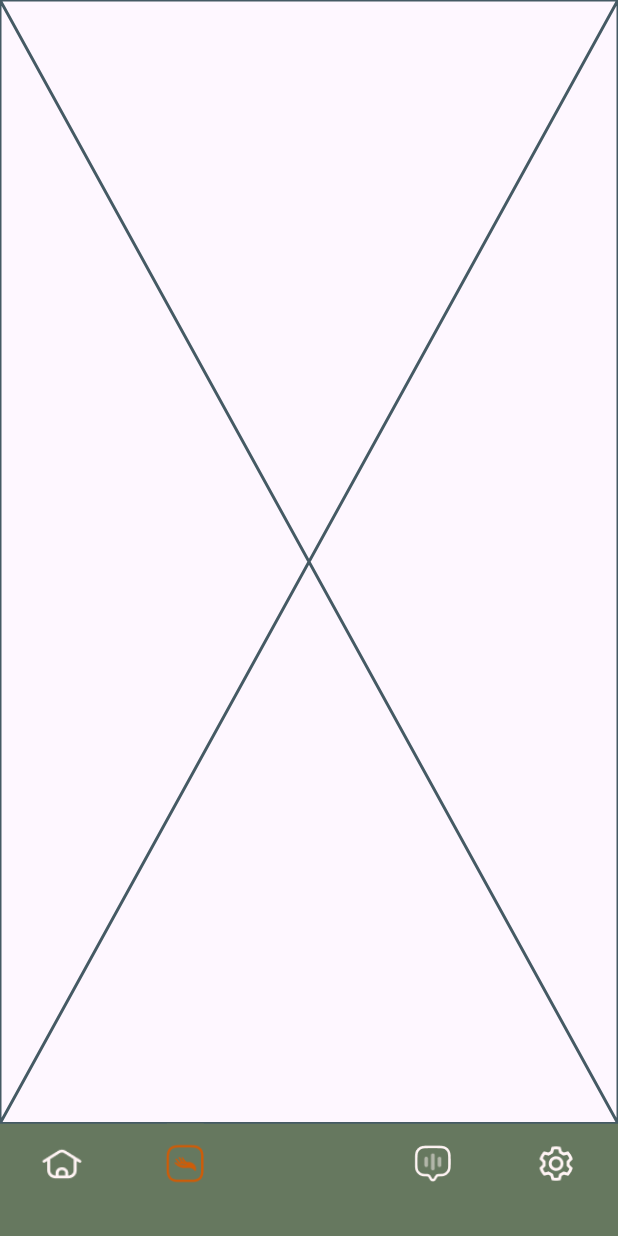
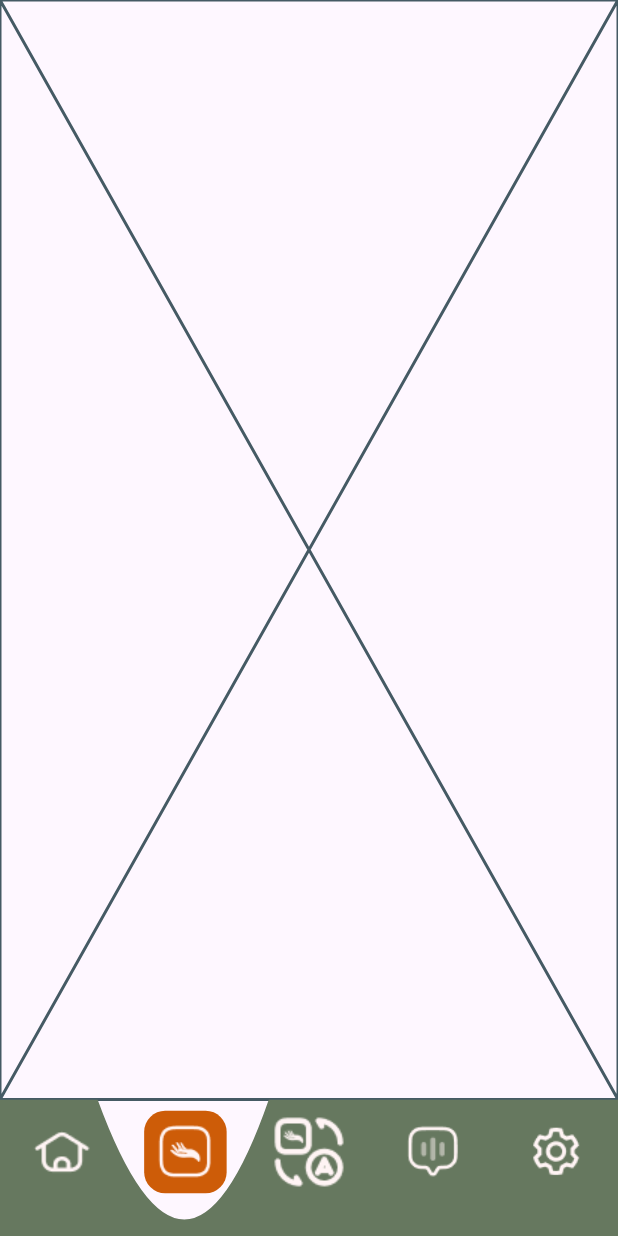
Before and after one commit to aryarobyy/isyarat_kita, a Flutter app: the screen it shows after launch, item 2 of the bottom bar chosen, on a phone screen of 412 x 824 dp. Run offline on Flutter 3.47's test engine with Material 3 defaults, Android fonts, the light colour scheme and no system bars.

Commit message:
Fixing navbar ui

```diff
--- a/lib/component/navbar.dart
+++ b/lib/component/navbar.dart
@@ -16,7 +16,7 @@ class Navbar extends StatelessWidget {
       children: [
         Positioned.fill(
           child: ClipPath(
-            clipper: CustomNavBarClipper(currentIndex),
+            clipper: CustomNavBarClipper(currentIndex: currentIndex),
             child: Container(
               decoration: BoxDecoration(
                 color: primaryColor,
@@ -33,42 +33,80 @@ class Navbar extends StatelessWidget {
           selectedItemColor: secondaryColor,
           items: <BottomNavigationBarItem>[
             BottomNavigationBarItem(
-              icon: ImageIcon(
-                AssetImage('assets/icons/home.png'),
-                size: 40,
-                color: currentIndex == 0 ? secondaryColor : whiteColor,
+              icon: Container(
+                decoration: BoxDecoration(
+                  borderRadius: BorderRadius.circular(14),
+                  color: currentIndex == 0 ? secondaryColor : Colors.transparent,
+                ),
+                child: Container(
+                  decoration: BoxDecoration(
+                    borderRadius: BorderRadius.circular(14),
+                    color: currentIndex == 0 ? secondaryColor : Colors.transparent,
+                  ),
+                  child: ImageIcon(
+                    AssetImage('assets/icons/home.png'),
+                    size: 55,
+                    color: whiteColor,
+                  ),
+                ),
               ),
               label: '',
             ),
             BottomNavigationBarItem(
-              icon: ImageIcon(
-                AssetImage('assets/icons/hand.png'),
-                size: 40,
-                color: currentIndex == 1 ? secondaryColor : whiteColor,
+              icon: Container(
+                decoration: BoxDecoration(
+                  borderRadius: BorderRadius.circular(14),
+                  color: currentIndex == 1 ? secondaryColor : Colors.transparent,
+                ),
+                child: ImageIcon(
+                  AssetImage('assets/icons/hand.png'),
+                  size: 55,
+                  color: whiteColor,
+                ),
               ),
               label: '',
             ),
             BottomNavigationBarItem(
-              icon: ImageIcon(
-                AssetImage('assets/icons/mid.png'),
-                size: 40,
-                color: currentIndex == 2 ? secondaryColor : primaryColor,
+              icon: Container(
+                width: 55,
+                height: 56,
+                decoration: BoxDecoration(
+                  borderRadius: BorderRadius.circular(14),
+                  color: Colors.transparent,
+                ),
+                child: ImageIcon(
+                  AssetImage('assets/icons/mid.png'),
+                  size: 55,
+                  color: currentIndex == 2 ? primaryColor : whiteColor,
+                ),
               ),
               label: '',
             ),
             BottomNavigationBarItem(
-              icon: ImageIcon(
-                AssetImage('assets/icons/msg.png'),
-                size: 40,
-                color: currentIndex == 3 ? secondaryColor : whiteColor,
+              icon: Container(
+                decoration: BoxDecoration(
+                  borderRadius: BorderRadius.circular(14),
+                  color: currentIndex == 3 ? secondaryColor : Colors.transparent,
+                ),
+                child: ImageIcon(
+                  AssetImage('assets/icons/msg.png'),
+                  size: 55,
+                  color: whiteColor,
+                ),
               ),
               label: '',
             ),
             BottomNavigationBarItem(
-              icon: ImageIcon(
-                AssetImage('assets/icons/setting.png'),
-                size: 40,
-                color: currentIndex == 4 ? secondaryColor : whiteColor,
+              icon: Container(
+                decoration: BoxDecoration(
+                  borderRadius: BorderRadius.circular(14),
+                  color: currentIndex == 4 ? secondaryColor : Colors.transparent,
+                ),
+                child: ImageIcon(
+                  AssetImage('assets/icons/setting.png'),
+                  size: 55,
+                  color: whiteColor,
+                ),
               ),
               label: '',
             ),
@@ -82,21 +120,24 @@ class Navbar extends StatelessWidget {
 class CustomNavBarClipper extends CustomClipper<Path> {
   final int currentIndex;
 
-  CustomNavBarClipper(this.currentIndex);
+  CustomNavBarClipper({required this.currentIndex});
 
   @override
   Path getClip(Size size) {
-    final double itemWidth = size.width / 5;
-    final double centerX = (currentIndex + 0.5) * itemWidth;
+    Path path = Path();
 
-    Path path = Path();
     path.moveTo(0, 0);
-    path.lineTo(centerX - itemWidth * 0.15, 0);
+
+    double curveCenter = size.width * ((2 * currentIndex + 1) / 10);
+    double curveWidth = size.width * 0.27;
+    double curveHeight = 160;
+
+    path.lineTo(curveCenter - curveWidth / 1.9, 0);
 
     path.quadraticBezierTo(
-      centerX,
-      -30,
-      centerX + itemWidth * 0.15,
+      curveCenter,
+      curveHeight,
+      curveCenter + curveWidth / 2,
       0,
     );
 
@@ -109,7 +150,5 @@ class CustomNavBarClipper extends CustomClipper<Path> {
   }
 
   @override
-  bool shouldReclip(CustomClipper<Path> oldClipper) {
-    return true;
-  }
+  bool shouldReclip(CustomClipper<Path> oldClipper) => true;
 }
```
